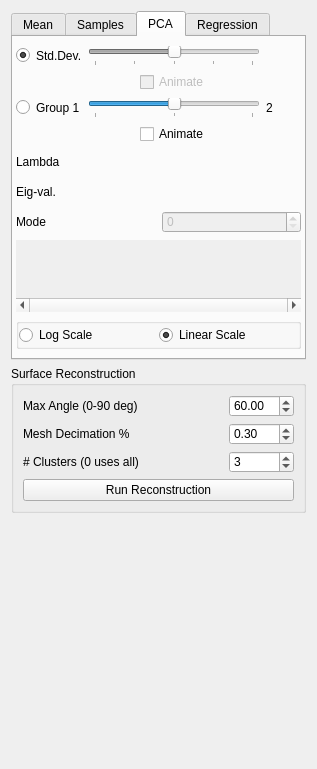
Old version of the form Studio/src/Application/Analysis/AnalysisTool.ui in the repository SCIInstitute/ShapeWorks.
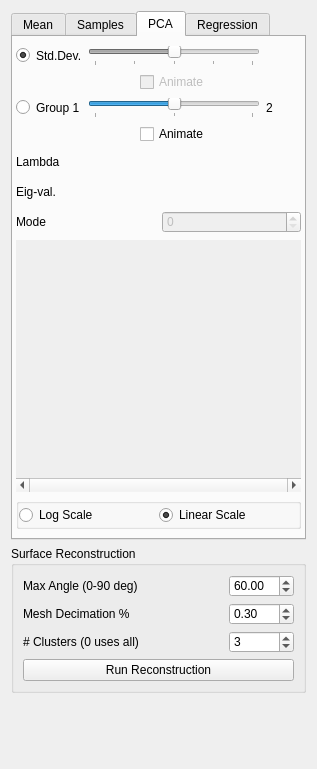
New version of the form. Custom widgets are drawn as their Qt base class.

Commit message: Resize bar chart.

The edit to the form file:
```diff
--- a/Studio/src/Application/Analysis/AnalysisTool.ui
+++ b/Studio/src/Application/Analysis/AnalysisTool.ui
@@ -751,7 +751,7 @@
             <property name="minimumSize">
              <size>
               <width>0</width>
-              <height>50</height>
+              <height>250</height>
              </size>
             </property>
             <property name="frameShape">
@@ -781,7 +781,7 @@
                <x>0</x>
                <y>0</y>
                <width>289</width>
-               <height>240</height>
+               <height>238</height>
               </rect>
              </property>
              <property name="sizePolicy">
@@ -790,12 +790,6 @@
                <verstretch>0</verstretch>
               </sizepolicy>
              </property>
-             <property name="minimumSize">
-              <size>
-               <width>0</width>
-               <height>50</height>
-              </size>
-             </property>
              <layout class="QGridLayout" name="gridLayout_6">
               <property name="leftMargin">
                <number>3</number>
@@ -820,12 +814,6 @@
                   <verstretch>0</verstretch>
                  </sizepolicy>
                 </property>
-                <property name="minimumSize">
-                 <size>
-                  <width>0</width>
-                  <height>50</height>
-                 </size>
-                </property>
                </widget>
               </item>
              </layout>
```
The commit also changes 1 other file.
